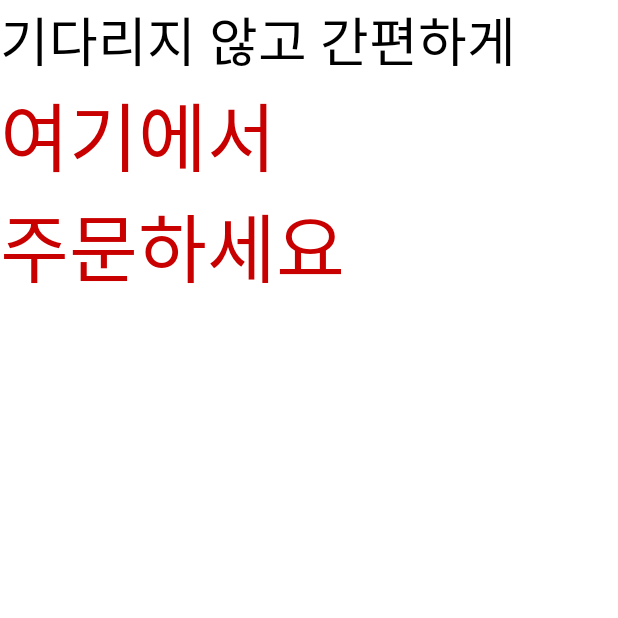
After one commit to arty0928/Dream_Android, an Android app: the FastFoodHomeActivity screen opened directly, with no data from a screen before it, on a phone screen of 412 x 824 dp, the top half of it. The commit adds this screen. Run offline under Robolectric (Android 15) with nearby library versions, the phone set to English and light mode, and no system bars.

Commit message:
fastfood_home

```diff
--- a/app/src/main/AndroidManifest.xml
+++ b/app/src/main/AndroidManifest.xml
@@ -21,6 +21,9 @@
             android:name=".cinema.CinemaHomeActivity"
             android:exported="false" />
         <activity
+            android:name=".fastfoods.FastFoodHomeActivity"
+            android:exported="false" />
+        <activity
             android:name=".common.MainActivity"
             android:exported="false" />
         <activity
--- a/app/src/main/java/com/example/hyoja/common/MainActivity.kt
+++ b/app/src/main/java/com/example/hyoja/common/MainActivity.kt
@@ -4,7 +4,6 @@ import androidx.appcompat.app.AppCompatActivity
 import android.os.Bundle
 import android.widget.Toast
 import androidx.core.app.ActivityCompat
-import com.example.hyoja.R
 import com.example.hyoja.common.util.CommonUi
 import com.example.hyoja.databinding.ActivityMainBinding
 
@@ -22,6 +21,9 @@ class MainActivity : AppCompatActivity() {
         binding.cinemaButton.setOnClickListener{
             common.goToCinema(view)
         }
+        binding.fastfoodButton.setOnClickListener{
+            common.goToFastFood(view)
+        }
     }
 
     // 뒤로가기 버튼을 눌렀을 때 로직
--- a/app/src/main/java/com/example/hyoja/common/util/CommonUi.kt
+++ b/app/src/main/java/com/example/hyoja/common/util/CommonUi.kt
@@ -7,6 +7,8 @@ import com.example.hyoja.cinema.CinemaHomeActivity
 import com.example.hyoja.common.AccountCreateActivity
 import com.example.hyoja.common.LoginActivity
 import com.example.hyoja.common.MainActivity
+import com.example.hyoja.fastfoods.FastFoodHomeActivity
+
 
 // 앱 전반적으로 사용하는 함수 모음 클래스
 class CommonUi {
@@ -21,6 +23,13 @@ class CommonUi {
         v.startActivity(intent)
         Log.d("goToCinema","영화관 홈으로 전환")
     }
+
+    fun goToFastFood(v: Context){
+        val intent = Intent(v, FastFoodHomeActivity::class.java)
+        v.startActivity(intent)
+        Log.d("goToCinema","영화관 홈으로 전환")
+    }
+
     fun goToLogin(v: Context){
         val intent = Intent(v, LoginActivity::class.java)
         v.startActivity(intent)
@@ -31,5 +40,4 @@ class CommonUi {
         v.startActivity(intent)
         Log.d("goToAccountCreate", "회원가입 화면으로 전환")
     }
-
 }
--- /dev/null
+++ b/app/src/main/java/com/example/hyoja/fastfoods/FastFoodHomeActivity.kt
@@ -0,0 +1,15 @@
+package com.example.hyoja.fastfoods
+
+import androidx.appcompat.app.AppCompatActivity
+import android.os.Bundle
+import com.example.hyoja.databinding.ActivityFastfoodHomeBinding
+
+class FastFoodHomeActivity : AppCompatActivity() {
+    private lateinit var binding: ActivityFastfoodHomeBinding
+
+    override fun onCreate(savedInstanceState: Bundle?) {
+        super.onCreate(savedInstanceState)
+        binding = ActivityFastfoodHomeBinding.inflate(layoutInflater)
+        setContentView(binding.root)
+    }
+}
--- /dev/null
+++ b/app/src/main/res/layout/activity_fastfood_home.xml
@@ -0,0 +1,57 @@
+<?xml version="1.0" encoding="utf-8"?>
+<androidx.constraintlayout.widget.ConstraintLayout xmlns:android="http://schemas.android.com/apk/res/android"
+    xmlns:app="http://schemas.android.com/apk/res-auto"
+    xmlns:tools="http://schemas.android.com/tools"
+    android:layout_width="match_parent"
+    android:layout_height="match_parent"
+    tools:context=".fastfoods.FastFoodHomeActivity">
+    <LinearLayout
+        android:id="@+id/fastfoods_1_text_group"
+        android:layout_width="wrap_content"
+        android:layout_height="wrap_content"
+        android:orientation="vertical"
+        android:layout_marginTop="12dp">
+
+        <TextView
+            android:id="@+id/fastfoods_home_text1"
+            android:layout_width="wrap_content"
+            android:layout_height="wrap_content"
+            android:fontFamily="@font/ibm_plex_sans_kr_bold"
+            android:gravity="center"
+            android:text="기다리지 않고 간편하게"
+            android:textColor="@color/fastfood_black"
+
+            android:textSize="35dp" />
+
+        <TextView
+            android:id="@+id/fastfoods_home_text2"
+            android:layout_width="wrap_content"
+            android:layout_height="wrap_content"
+            android:fontFamily="@font/ibm_plex_sans_kr_bold"
+            android:text="여기에서"
+            android:textColor="@color/fastfood_darkRed"
+
+            android:textSize="50dp" />
+
+        <LinearLayout
+            android:layout_width="wrap_content"
+            android:layout_height="wrap_content"
+            android:orientation="horizontal"
+            >
+
+        </LinearLayout>
+
+        <TextView
+            android:id="@+id/fastfoods_home_text3"
+            android:layout_width="wrap_content"
+            android:layout_height="wrap_content"
+            android:textSize="50dp"
+            android:fontFamily="@font/ibm_plex_sans_kr_bold"
+            android:textColor="@color/fastfood_darkRed"
+            android:text="주문하세요" />
+
+
+    </LinearLayout>
+
+
+</androidx.constraintlayout.widget.ConstraintLayout>
--- a/app/src/main/res/values/colors.xml
+++ b/app/src/main/res/values/colors.xml
@@ -7,4 +7,9 @@
     <color name="teal_700">#FF018786</color>
     <color name="black">#FF000000</color>
     <color name="white">#FFFFFFFF</color>
+
+
+<!--    fastfood  -->
+    <color name="fastfood_black">#FF000000</color>
+    <color name="fastfood_darkRed">#C80000</color>
 </resources>
--- /dev/null
+++ b/app/src/main/res/values/fonts.xml
@@ -0,0 +1,6 @@
+<?xml version="1.0" encoding="utf-8"?>
+<resources>
+
+
+
+</resources>
--- a/app/src/main/res/values/strings.xml
+++ b/app/src/main/res/values/strings.xml
@@ -1,3 +1,4 @@
 <resources>
     <string name="app_name">HyoJa</string>
+
 </resources>
```
Also changed, not shown: 7 other files.
